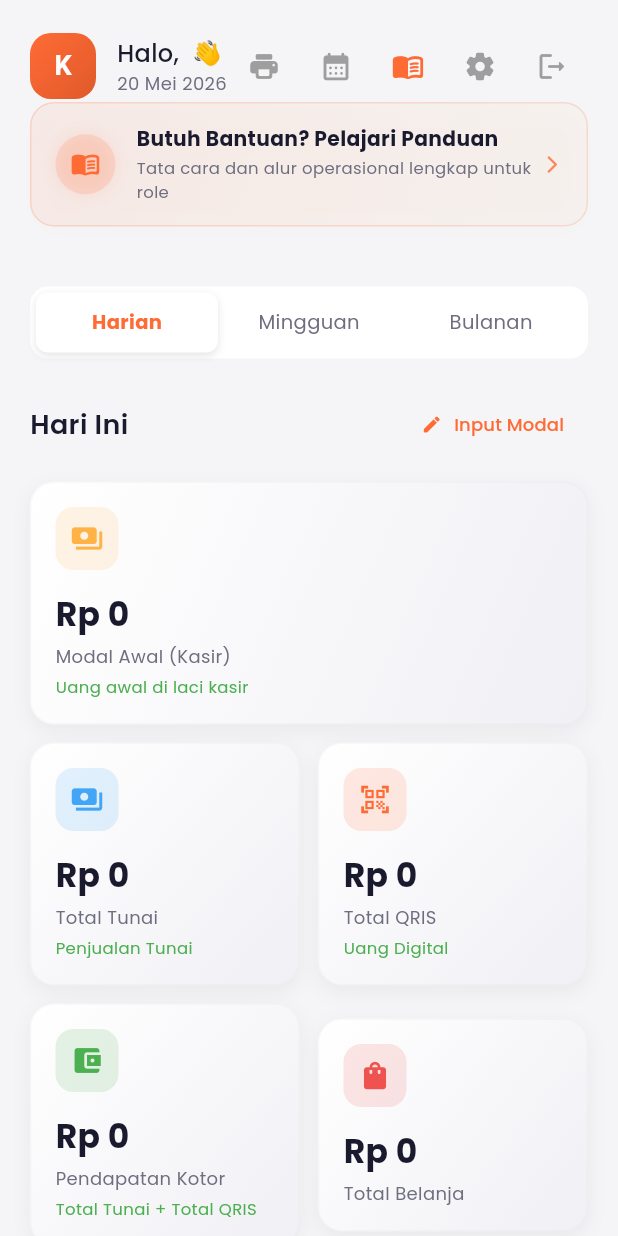
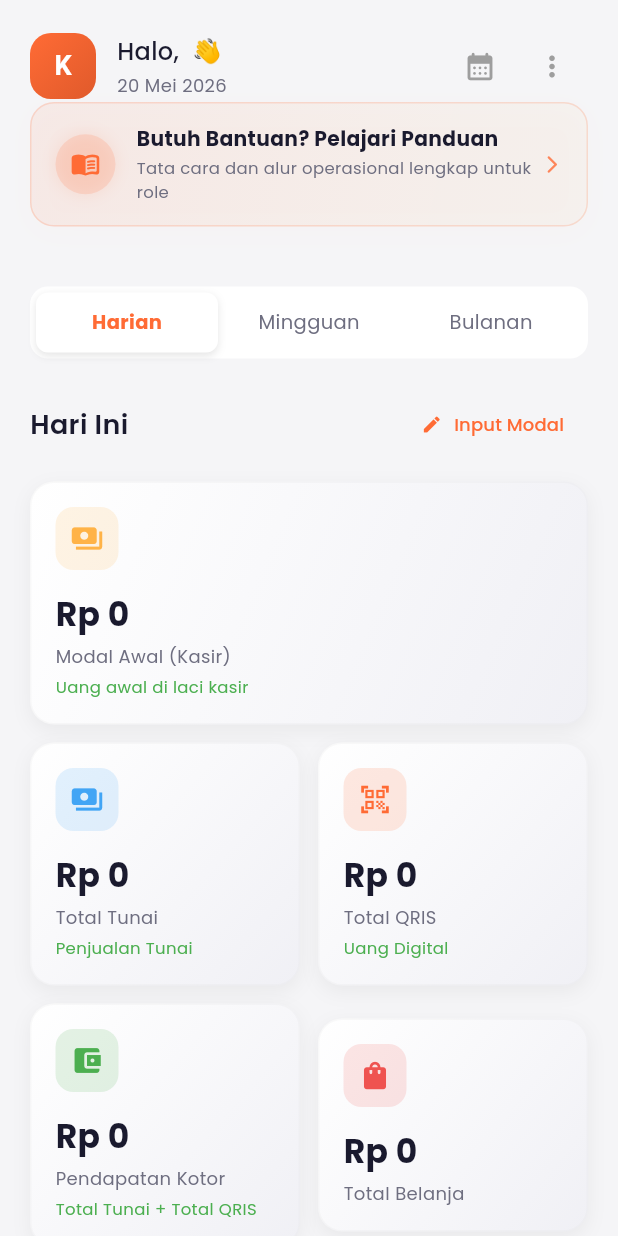
Before and after one commit to Lucifer-pw/Dapoer-Manahan-POS, a Flutter app: the HomeScreen screen opened directly, on a phone screen of 412 x 824 dp. Run offline on Flutter 3.47's test engine with Material 3 defaults, Android fonts, the phone set to English and light mode, and no system bars; our stand-ins replace cached_network_image, cloud_firestore, device_info_plus, dio, firebase_auth, firebase_core and 10 more; missing offline and left inert: blue_thermal_printer, google_mlkit_text_recognition; accounts and stored records are empty; network calls fail; project files that could hold a hidden picture were left out.

Commit message:
fix(dashboard): resolve greeting text squishing by grouping actions in PopupMenuButton and bumping version to 1.0.12+46

```diff
--- a/lib/screens/home_screen.dart
+++ b/lib/screens/home_screen.dart
@@ -237,33 +237,49 @@ class _HomeScreenState extends State<HomeScreen> {
         ),
         const SizedBox(width: 14),
         Expanded(
-            child:
-                Column(crossAxisAlignment: CrossAxisAlignment.start, children: [
+          child: Column(
+            crossAxisAlignment: CrossAxisAlignment.start,
+            children: [
               Text('Halo, ${auth.cashierName} 👋', style: AppTextStyles.subtitle),
-          Text(
+              const SizedBox(height: 2),
+              Row(
+                mainAxisSize: MainAxisSize.min,
+                children: [
+                  Flexible(
+                    child: Text(
                       !isToday
                           ? 'Laporan: ${AppFormatter.formatDate(orderProv.targetDate)}'
                           : AppFormatter.formatDate(DateTime.now()),
-              style: AppTextStyles.caption),
-        ])),
-        if (!isToday)
-          IconButton(
-            onPressed: _clearFilter,
-            icon: const Icon(Icons.close, color: AppColors.error, size: 22),
-            tooltip: 'Hapus Filter',
+                      style: AppTextStyles.caption,
+                      overflow: TextOverflow.ellipsis,
+                    ),
+                  ),
+                  if (!isToday) ...[
+                    const SizedBox(width: 6),
+                    GestureDetector(
+                      onTap: _clearFilter,
+                      child: Container(
+                        padding: const EdgeInsets.all(3),
+                        decoration: BoxDecoration(
+                          color: AppColors.error.withOpacity(0.12),
+                          shape: BoxShape.circle,
+                        ),
+                        child: const Icon(
+                          Icons.close_rounded,
+                          color: AppColors.error,
+                          size: 11,
+                        ),
+                      ),
+                    ),
+                  ],
+                ],
+              ),
+            ],
+          ),
         ),
         IconButton(
-          onPressed: () {
-            Navigator.push(
-                context,
-                MaterialPageRoute(
-                    builder: (_) => const PrinterSettingsScreen()));
-          },
-          icon: Icon(Icons.print_rounded,
-              color: AppColors.textHint, size: 22),
-          tooltip: 'Pengaturan Printer',
-        ),
-        IconButton(
+          padding: EdgeInsets.zero,
+          constraints: const BoxConstraints(minWidth: 36, minHeight: 36),
           onPressed: () => _selectDate(context),
           icon: Icon(Icons.calendar_month_rounded,
               color:
@@ -271,31 +287,33 @@ class _HomeScreenState extends State<HomeScreen> {
               size: 22),
           tooltip: 'Filter Tanggal',
         ),
-        if (!auth.isAdmin)
-          IconButton(
-            onPressed: () {
+        PopupMenuButton<String>(
+          icon: Icon(Icons.more_vert_rounded, color: AppColors.textHint, size: 22),
+          color: AppColors.surface,
+          surfaceTintColor: Colors.transparent,
+          elevation: 4,
+          shape: RoundedRectangleBorder(
+            borderRadius: BorderRadius.circular(AppRadius.md),
+            side: BorderSide(color: AppColors.border.withOpacity(0.5), width: 1),
+          ),
+          onSelected: (value) async {
+            if (value == 'printer') {
+              Navigator.push(
+                  context,
+                  MaterialPageRoute(
+                      builder: (_) => const PrinterSettingsScreen()));
+            } else if (value == 'guide') {
               Navigator.push(
                 context,
                 MaterialPageRoute(
                   builder: (_) => UserGuideScreen(role: auth.role),
                 ),
               );
-            },
-            icon: const Icon(Icons.menu_book_rounded,
-                color: AppColors.primary, size: 22),
-            tooltip: 'Panduan Penggunaan',
-          ),
-        IconButton(
-          onPressed: () {
-            Navigator.push(context,
+            } else if (value == 'settings') {
+              Navigator.push(
+                  context,
                   MaterialPageRoute(builder: (_) => const AppSettingsScreen()));
-          },
-          icon: Icon(Icons.settings_rounded,
-              color: AppColors.textHint, size: 22),
-          tooltip: 'Pengaturan Aplikasi',
-        ),
-        IconButton(
-          onPressed: () async {
+            } else if (value == 'logout') {
               final navigator = Navigator.of(context);
               final confirm = await showDialog<bool>(
                   context: context,
@@ -321,10 +339,52 @@ class _HomeScreenState extends State<HomeScreen> {
                 navigator.pushReplacement(
                     MaterialPageRoute(builder: (_) => const LoginScreen()));
               }
+            }
           },
-          icon: Icon(Icons.logout_rounded,
-              color: AppColors.textHint, size: 22),
-          tooltip: 'Keluar',
+          itemBuilder: (BuildContext context) => <PopupMenuEntry<String>>[
+            PopupMenuItem<String>(
+              value: 'printer',
+              child: Row(
+                children: [
+                  Icon(Icons.print_rounded, color: AppColors.textHint, size: 20),
+                  const SizedBox(width: 12),
+                  Text('Printer Settings', style: AppTextStyles.body),
+                ],
+              ),
+            ),
+            if (!auth.isAdmin)
+              PopupMenuItem<String>(
+                value: 'guide',
+                child: Row(
+                  children: [
+                    const Icon(Icons.menu_book_rounded, color: AppColors.primary, size: 20),
+                    const SizedBox(width: 12),
+                    Text('Panduan', style: AppTextStyles.body),
+                  ],
+                ),
+              ),
+            PopupMenuItem<String>(
+              value: 'settings',
+              child: Row(
+                children: [
+                  Icon(Icons.settings_rounded, color: AppColors.textHint, size: 20),
+                  const SizedBox(width: 12),
+                  Text('Pengaturan', style: AppTextStyles.body),
+                ],
+              ),
+            ),
+            const PopupMenuDivider(),
+            const PopupMenuItem<String>(
+              value: 'logout',
+              child: Row(
+                children: [
+                  Icon(Icons.logout_rounded, color: AppColors.error, size: 20),
+                  SizedBox(width: 12),
+                  Text('Logout', style: TextStyle(color: AppColors.error, fontSize: 14, fontWeight: FontWeight.w600)),
+                ],
+              ),
+            ),
+          ],
         ),
       ]);
     });
--- a/pubspec.yaml
+++ b/pubspec.yaml
@@ -1,7 +1,7 @@
 name: dapoer_pos
 description: "Dapoer Manahan - Aplikasi POS Restoran"
 publish_to: 'none'
-version: 1.0.12+45
+version: 1.0.12+46
 
 environment:
   sdk: '>=3.3.0 <4.0.0'
```
Lines whose indentation alone changed are shown as unchanged.
